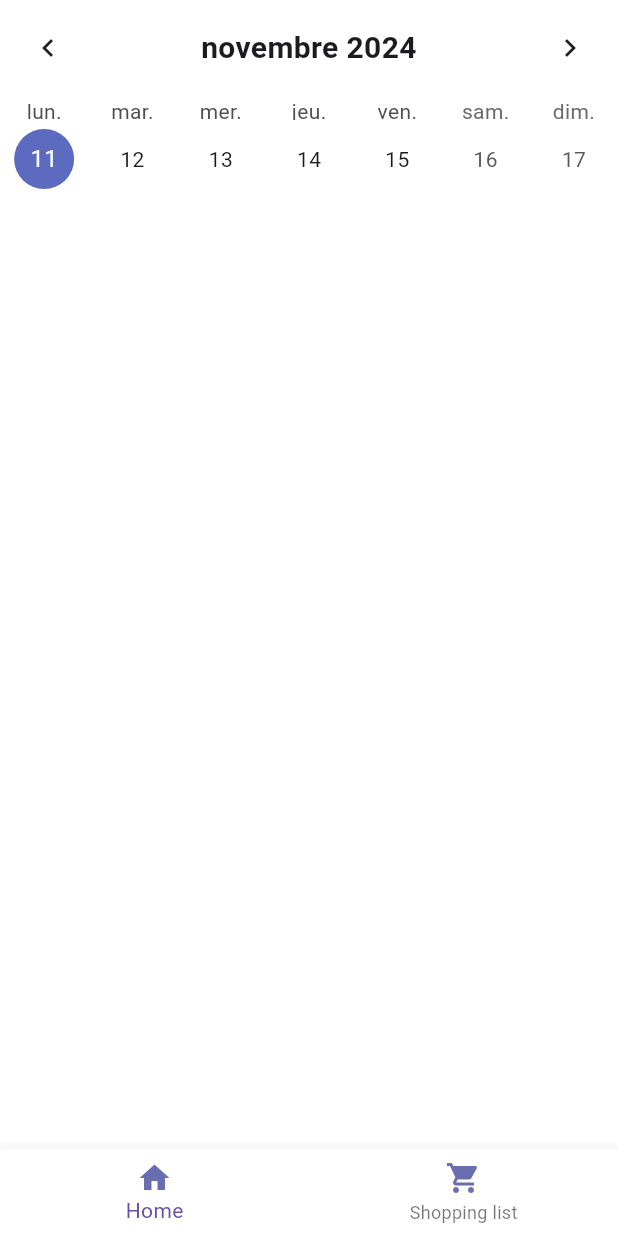
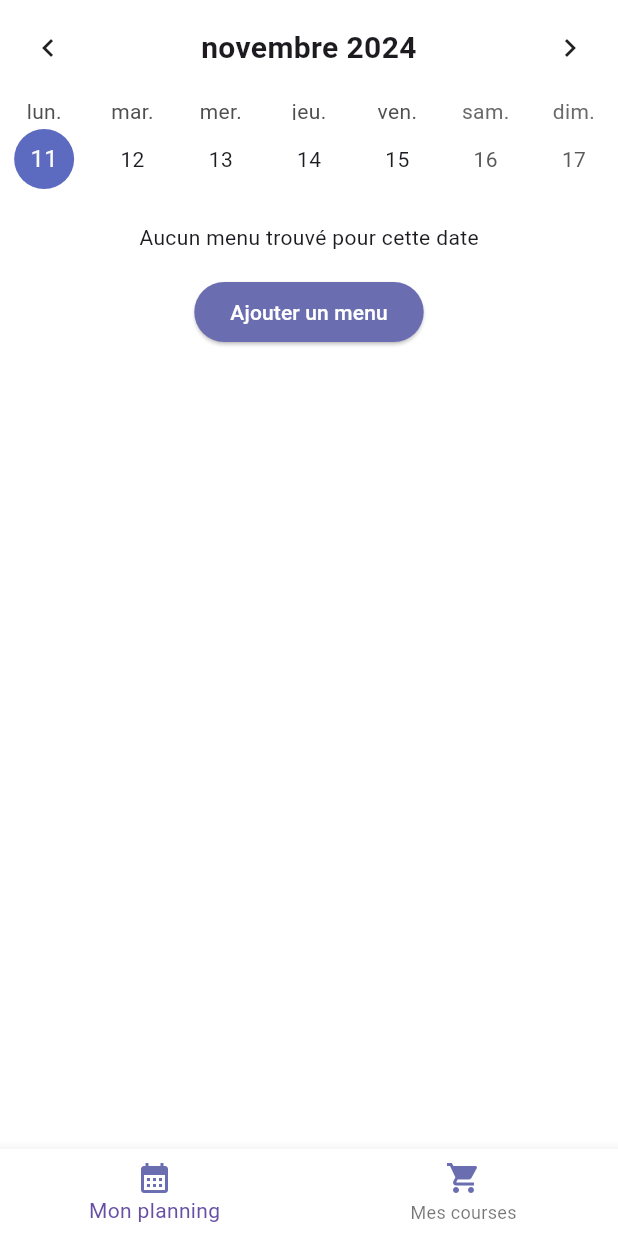
Before and after one commit to val-fcn/mealpy, a Flutter app: the screen it shows once a user with an empty profile is signed in, on a phone screen of 412 x 824 dp. Run offline on Flutter 3.47's test engine with Material 3 defaults, Android fonts, the phone set to English and light mode, and no system bars; drawn by our look-alikes of table_calendar; our stand-ins replace cloud_firestore, firebase_auth, firebase_core, flutter_dotenv; accounts and stored records are empty; generated files the repository leaves out were written again.

Commit message:
change tabbar icon & add a no user menu condition and widgets

```diff
--- a/lib/screens/home_screen.dart
+++ b/lib/screens/home_screen.dart
@@ -47,17 +47,17 @@ class _HomeScreenState extends State<HomeScreen>
           items: const [
             BottomNavigationBarItem(
               icon: Icon(
-                Icons.home,
+                Icons.calendar_month,
                 color: AppTheme.primaryColor,
               ),
-              label: 'Home',
+              label: 'Mon planning',
             ),
             BottomNavigationBarItem(
               icon: Icon(
                 Icons.shopping_cart,
                 color: AppTheme.primaryColor,
               ),
-              label: 'Shopping list',
+              label: 'Mes courses',
             ),
           ],
         ),
--- a/lib/widgets/planning_list.dart
+++ b/lib/widgets/planning_list.dart
@@ -1,6 +1,10 @@
 //import 'package:firebase_auth/firebase_auth.dart';
+import 'package:firebase_auth/firebase_auth.dart';
 import 'package:flutter/material.dart';
 import 'package:table_calendar/table_calendar.dart';
+
+import '../models/menu.dart';
+import '../services/menu_service.dart';
 
 class PlanningList extends StatefulWidget {
   const PlanningList({super.key});
@@ -10,12 +14,19 @@ class PlanningList extends StatefulWidget {
 }
 
 class _PlanningListState extends State<PlanningList> {
-  //String get _userId => FirebaseAuth.instance.currentUser!.uid;
+  String get _userId => FirebaseAuth.instance.currentUser!.uid;
   DateTime selectedDay = DateTime.now();
+  List<Menu> menus = [];
+
   @override
   void initState() {
     super.initState();
     selectedDay = DateTime.now();
+    MenuService().getAllMenus(_userId).then((value) {
+      setState(() {
+        menus = value;
+      });
+    });
   }
 
   @override
@@ -23,6 +34,8 @@ class _PlanningListState extends State<PlanningList> {
     return Column(
       children: [
         _dateSlider(),
+        const SizedBox(height: 16),
+        _menuList(),
       ],
     );
   }
@@ -53,4 +66,27 @@ class _PlanningListState extends State<PlanningList> {
       },
     );
   }
+
+  Widget _menuList() {
+    if (menus.isEmpty) {
+      return Column(
+        mainAxisAlignment: MainAxisAlignment.center,
+        crossAxisAlignment: CrossAxisAlignment.center,
+        children: [
+          const Text('Aucun menu trouvé pour cette date'),
+          const SizedBox(height: 16),
+          ElevatedButton(
+            onPressed: () {},
+            child: const Text('Ajouter un menu'),
+          ),
+        ],
+      );
+    }
+    return ListView.builder(
+      itemCount: menus.length,
+      itemBuilder: (context, index) {
+        return Text(menus[index].toString());
+      },
+    );
+  }
 }
```
